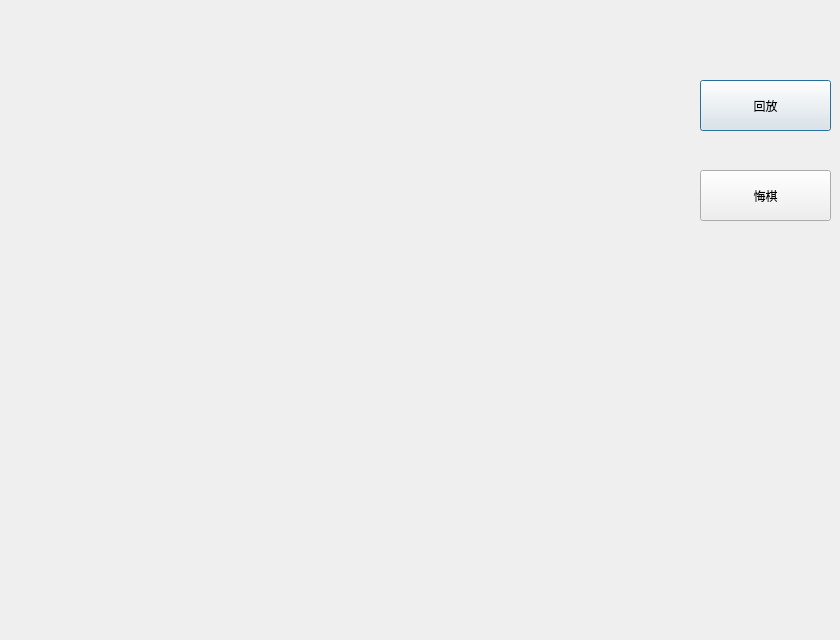
sundw2014/CppBigWork, file client/Own/own1.ui: the form before one commit.
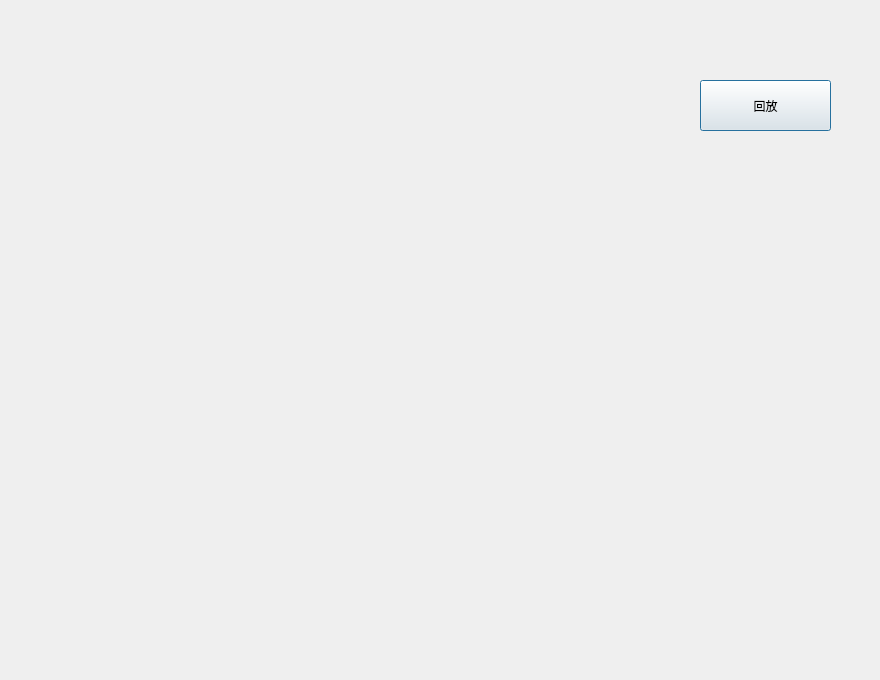
The form after the commit.

Diff of the .ui file:
```diff
--- a/client/Own/own1.ui
+++ b/client/Own/own1.ui
@@ -6,8 +6,8 @@
    <rect>
     <x>0</x>
     <y>0</y>
-    <width>840</width>
-    <height>640</height>
+    <width>880</width>
+    <height>680</height>
    </rect>
   </property>
   <property name="windowTitle">
@@ -26,18 +26,16 @@
     <string>回放</string>
    </property>
   </widget>
-  <widget class="QPushButton" name="pushButton_2">
+  <widget class="QWidget" name="formLayoutWidget">
    <property name="geometry">
     <rect>
-     <x>700</x>
-     <y>170</y>
-     <width>131</width>
-     <height>51</height>
+     <x>150</x>
+     <y>190</y>
+     <width>160</width>
+     <height>80</height>
     </rect>
    </property>
-   <property name="text">
-    <string>悔棋</string>
-   </property>
+   <layout class="QFormLayout" name="formLayout"/>
   </widget>
  </widget>
  <resources/>
```
